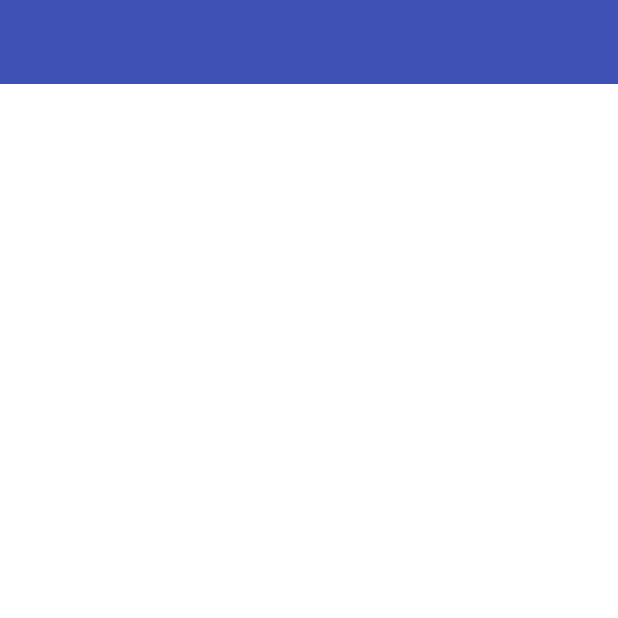
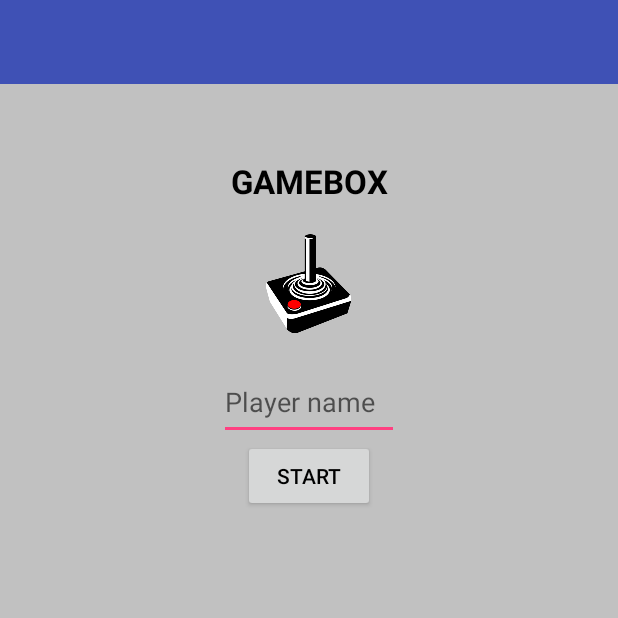
Before and after one commit to 3ieDavidMenager/GameboxProject, an Android app: the screen it shows after launch (MainActivity), on a phone screen of 412 x 824 dp, the top half of it. Run offline under Robolectric (Android 15) with nearby library versions, the phone set to English and light mode, and no system bars; our stand-ins replace ButterKnife, EventBus; libraries missing offline, so code that uses them is left out: com.activeandroid.app; 15 statements that could not run were skipped.

Commit message:
tic tac toe: navigation between fragments now possible. Player name system OK

```diff
--- a/app/build.gradle
+++ b/app/build.gradle
@@ -1,6 +1,6 @@
 apply plugin: 'com.android.application'
 apply plugin: 'kotlin-android'
-
+apply plugin: 'kotlin-android-extensions'
 android {
     compileSdkVersion 27
     buildToolsVersion "27.0.3"
@@ -51,6 +51,8 @@ dependencies {
     compile 'com.jakewharton:butterknife:8.8.1'
     annotationProcessor 'com.jakewharton:butterknife-compiler:8.8.1'
 
+
+    implementation"org.jetbrains.kotlin:kotlin-stdlib-jre7:$kotlin_version"
     compile 'com.github.bumptech.glide:glide:4.5.0'
 	compile 'com.github.bumptech.glide:okhttp3-integration:4.5.0@aar'
     compile "org.jetbrains.kotlin:kotlin-stdlib-jdk7:$kotlin_version"
--- a/app/src/main/java/fr/iiie/android/gameboxproject/ui/activity/main/MainActivity.kt
+++ b/app/src/main/java/fr/iiie/android/gameboxproject/ui/activity/main/MainActivity.kt
@@ -25,14 +25,40 @@ import fr.iiie.android.gameboxproject.bus.SnackEvent
 import fr.iiie.android.gameboxproject.bus.SwitchFragmentEvent
 import fr.iiie.android.gameboxproject.data.app.App
 import fr.iiie.android.gameboxproject.business.main.MainController
+import fr.iiie.android.gameboxproject.ui.fragment.level_select_frag
+import fr.iiie.android.gameboxproject.ui.fragment.menu_frag
 import fr.iiie.android.gameboxproject.ui.fragment.sample.SampleFragment
+import fr.iiie.android.gameboxproject.ui.fragment.tic_tac_frag
+import kotlinx.android.synthetic.main.activity_main.*
+import kotlinx.android.synthetic.main.game_select.*
+import kotlinx.android.synthetic.main.menu.*
 
-class MainActivity : AppCompatActivity() {
+class MainActivity : AppCompatActivity() , menu_frag.menu_interface, level_select_frag.level_select_inter {
 
     override fun onCreate(savedInstanceState: Bundle?) {
         super.onCreate(savedInstanceState)
         setContentView(R.layout.activity_main)
 
+        val frag_man = supportFragmentManager
+        frag_man.beginTransaction().replace(R.id.activity_main_container, menu_frag()).commit()
+        toolbar_name.text =""
 
     }
+
+    override fun onStartClicked() {
+        if(player_name.text.isEmpty()) {
+            noname_msg.text = "Please enter your name first"
+        }
+        else {
+
+            supportFragmentManager.beginTransaction().replace(R.id.activity_main_container, level_select_frag()).commit()
+
+            toolbar_name.text = "Hello " + player_name.text
+        }
+    }
+
+    override fun onTicTacToeClicked() {
+        supportFragmentManager.beginTransaction().replace(R.id.activity_main_container, tic_tac_frag()).commit()
+    }
+
 }
--- /dev/null
+++ b/app/src/main/java/fr/iiie/android/gameboxproject/ui/fragment/menu_frag.kt
@@ -0,0 +1,31 @@
+package fr.iiie.android.gameboxproject.ui.fragment
+
+import android.os.Bundle
+import android.support.v4.app.Fragment
+import android.view.LayoutInflater
+import android.view.View
+import android.view.ViewGroup
+import android.widget.Button
+import fr.iiie.android.gameboxproject.R
+import kotlinx.android.synthetic.main.menu.*
+
+class menu_frag : Fragment() {
+
+    override fun onCreateView(inflater: LayoutInflater, container: ViewGroup?, savedInstanceState: Bundle?): View? {
+        val view_ = inflater.inflate(R.layout.menu, container, false)
+        val button = view_.findViewById<Button>(R.id.start_button)
+        val context = activity
+        return view_
+    }
+
+    override fun onViewCreated(view: View, savedInstanceState: Bundle?) {
+
+        start_button.setOnClickListener {
+            (activity as menu_interface).onStartClicked()
+        }
+    }
+
+    interface menu_interface{
+        fun onStartClicked()
+    }
+}
--- a/app/src/main/res/layout/activity_main.xml
+++ b/app/src/main/res/layout/activity_main.xml
@@ -24,6 +24,14 @@
             app:layout_constraintTop_toTopOf="parent"
             app:theme="@style/ThemeOverlay.AppCompat.ActionBar"
             >
+            <TextView
+                android:layout_width="wrap_content"
+                android:layout_height="wrap_content"
+                android:id="@+id/toolbar_name"
+                android:text="test"
+
+                android:textColor="@color/wtw"
+                />
 
         </android.support.v7.widget.Toolbar>
 
--- a/app/src/main/res/layout/menu.xml
+++ b/app/src/main/res/layout/menu.xml
@@ -21,6 +21,15 @@
         android:id="@+id/tv_gamebox"
         />
 
+    <TextView
+        android:layout_width="wrap_content"
+        android:layout_height="wrap_content"
+        app:layout_constraintTop_toBottomOf="@id/gb_icon"
+        app:layout_constraintLeft_toLeftOf="parent"
+        app:layout_constraintRight_toRightOf="parent"
+        app:layout_constraintBottom_toTopOf="@id/player_name"
+        android:id="@+id/noname_msg"
+        android:textColor="@color/red"/>
     <EditText
         android:layout_width="120dp"
         android:layout_height="50dp"
--- a/app/src/main/res/values/colors.xml
+++ b/app/src/main/res/values/colors.xml
@@ -7,5 +7,6 @@
     <color name="menu">#9600ff</color>
     <color name="black">#000000</color>
     <color name="grey">#c1c1c1</color>
+    <color name="red">#FF0000</color>
 
 </resources>
```
Also changed, not shown: app/src/main/java/fr/iiie/android/gameboxproject/ui/fragment/level_select_frag.kt (added, +28 -0 lines), app/src/main/java/fr/iiie/android/gameboxproject/ui/fragment/tic_tac_frag.kt (added, +19 -0 lines).
